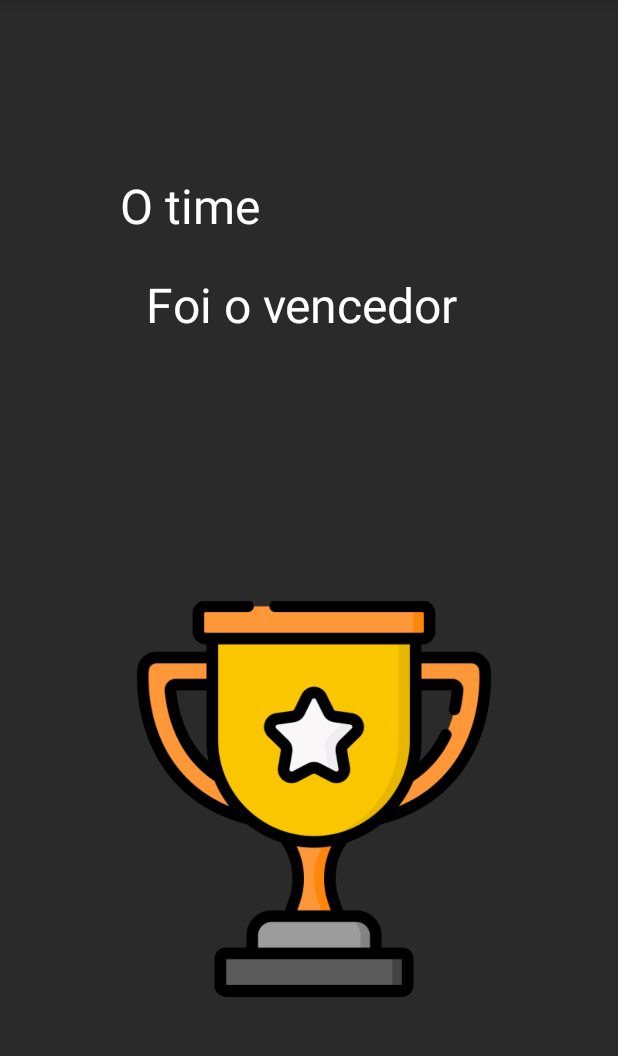
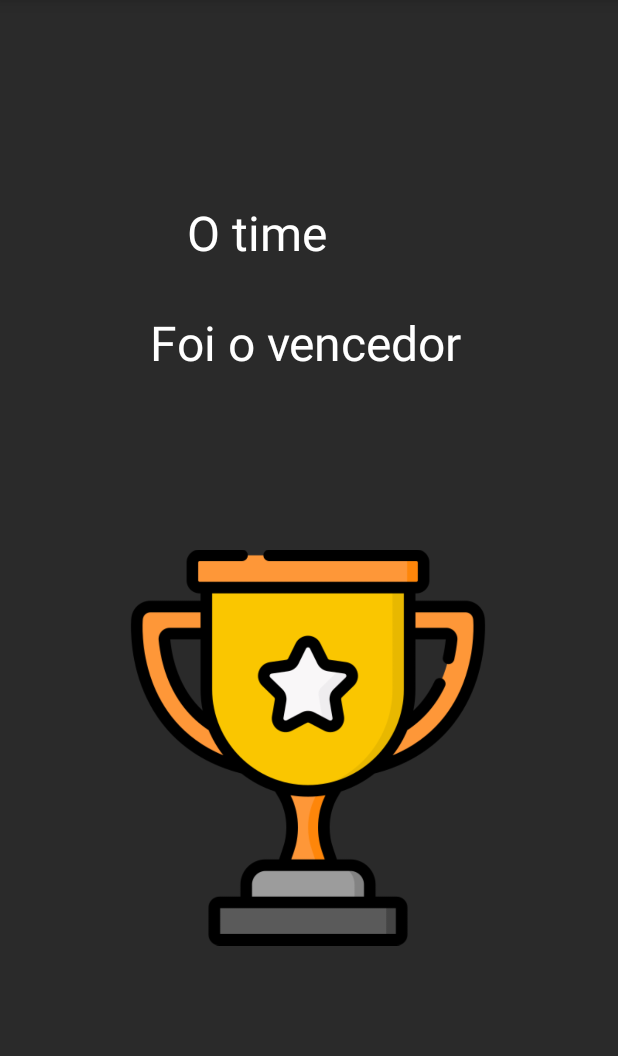
Before and after one commit to petscaramussi/Truco, an Android app: the WinActivity screen opened directly, with no data from a screen before it, on a phone screen of 412 x 824 dp, the part 84-1140 px from its top. Run offline under Robolectric (Android 15) with nearby library versions, the phone set to English and light mode, and no system bars; Roboto replaces fonts that are not available here.

Commit message:
version 1.0

```diff
--- a/app/src/main/AndroidManifest.xml
+++ b/app/src/main/AndroidManifest.xml
@@ -4,7 +4,7 @@
 
     <application
         android:allowBackup="true"
-        android:icon="@mipmap/ic_launcher"
+        android:icon="@drawable/icon"
         android:label="@string/app_name"
         android:roundIcon="@mipmap/ic_launcher_round"
         android:supportsRtl="true"
--- a/app/src/main/res/layout/activity_main.xml
+++ b/app/src/main/res/layout/activity_main.xml
@@ -9,10 +9,10 @@
 
     <TextView
         android:id="@+id/tvTimeName2"
-        android:layout_width="115dp"
-        android:layout_height="40dp"
+        android:layout_width="135dp"
+        android:layout_height="29dp"
         android:layout_marginTop="170dp"
-        android:layout_marginEnd="72dp"
+        android:layout_marginEnd="32dp"
         android:layout_marginBottom="280dp"
         android:fontFamily="@font/roboto"
         android:text="Time B"
@@ -21,7 +21,7 @@
         app:layout_constraintBottom_toTopOf="@+id/button2"
         app:layout_constraintEnd_toEndOf="parent"
         app:layout_constraintTop_toTopOf="parent"
-        app:layout_constraintVertical_bias="0.153" />
+        app:layout_constraintVertical_bias="0.25" />
 
     <Button
         android:id="@+id/button4"
@@ -55,7 +55,7 @@
         android:layout_width="wrap_content"
         android:layout_height="wrap_content"
         android:layout_marginTop="10dp"
-        android:layout_marginEnd="96dp"
+        android:layout_marginEnd="84dp"
         android:fontFamily="sans-serif"
         android:text="@string/number"
         android:textColor="@color/white"
@@ -64,7 +64,7 @@
         app:layout_constraintEnd_toEndOf="parent"
         app:layout_constraintRight_toRightOf="parent"
         app:layout_constraintTop_toTopOf="parent"
-        app:layout_constraintVertical_bias="0.491" />
+        app:layout_constraintVertical_bias="0.49" />
 
     <Button
         android:id="@+id/button"
@@ -124,9 +124,9 @@
 
     <TextView
         android:id="@+id/tvTimeName"
-        android:layout_width="115dp"
-        android:layout_height="40dp"
-        android:layout_marginStart="36dp"
+        android:layout_width="135dp"
+        android:layout_height="29dp"
+        android:layout_marginStart="52dp"
         android:layout_marginTop="170dp"
         android:layout_marginBottom="280dp"
         android:fontFamily="@font/roboto"
--- a/app/src/main/res/layout/activity_win.xml
+++ b/app/src/main/res/layout/activity_win.xml
@@ -1,5 +1,5 @@
 <?xml version="1.0" encoding="utf-8"?>
-<RelativeLayout xmlns:android="http://schemas.android.com/apk/res/android"
+<androidx.constraintlayout.widget.ConstraintLayout xmlns:android="http://schemas.android.com/apk/res/android"
     xmlns:app="http://schemas.android.com/apk/res-auto"
     xmlns:tools="http://schemas.android.com/tools"
     android:layout_width="match_parent"
@@ -21,11 +21,17 @@
         android:layout_alignParentEnd="true"
         android:layout_alignParentBottom="true"
         android:layout_centerHorizontal="true"
-        android:layout_marginEnd="78dp"
-        android:layout_marginBottom="517dp"
+        android:layout_marginStart="10dp"
+        android:layout_marginTop="116dp"
+        android:layout_marginEnd="64dp"
+        android:layout_marginBottom="13dp"
         android:text="TextView"
         android:textColor="@color/verdexd"
-        android:textSize="32dp" />
+        android:textSize="32dp"
+        app:layout_constraintBottom_toTopOf="@+id/textView5"
+        app:layout_constraintEnd_toEndOf="parent"
+        app:layout_constraintStart_toEndOf="@+id/textView4"
+        app:layout_constraintTop_toBottomOf="@+id/toolbar" />
 
     <TextView
         android:id="@+id/textView4"
@@ -34,11 +40,17 @@
         android:layout_alignParentStart="true"
         android:layout_alignParentTop="true"
         android:layout_centerHorizontal="true"
-        android:layout_marginStart="80dp"
-        android:layout_marginTop="171dp"
+        android:layout_marginStart="73dp"
+        android:layout_marginTop="116dp"
+        android:layout_marginEnd="10dp"
+        android:layout_marginBottom="13dp"
         android:text="O time "
         android:textColor="@color/white"
-        android:textSize="32dp" />
+        android:textSize="32dp"
+        app:layout_constraintBottom_toTopOf="@+id/textView5"
+        app:layout_constraintEnd_toStartOf="@+id/tvTimeVitoria"
+        app:layout_constraintStart_toStartOf="parent"
+        app:layout_constraintTop_toBottomOf="@+id/toolbar" />
 
     <ImageView
         android:id="@+id/imageView"
@@ -47,8 +59,14 @@
         android:layout_alignParentStart="true"
         android:layout_alignParentBottom="true"
         android:layout_centerHorizontal="true"
-        android:layout_marginStart="77dp"
-        android:layout_marginBottom="100dp"
+        android:layout_marginStart="10dp"
+        android:layout_marginEnd="10dp"
+        app:layout_constraintBottom_toBottomOf="parent"
+        app:layout_constraintEnd_toEndOf="parent"
+        app:layout_constraintHorizontal_bias="0.496"
+        app:layout_constraintStart_toStartOf="parent"
+        app:layout_constraintTop_toTopOf="parent"
+        app:layout_constraintVertical_bias="0.758"
         app:srcCompat="@drawable/trofeu" />
 
     <TextView
@@ -58,10 +76,17 @@
         android:layout_alignParentStart="true"
         android:layout_alignParentTop="true"
         android:layout_centerHorizontal="true"
-        android:layout_marginStart="97dp"
-        android:layout_marginTop="237dp"
+        android:layout_marginStart="100dp"
+        android:layout_marginTop="200dp"
+        android:layout_marginEnd="100dp"
+        android:layout_marginBottom="50dp"
         android:text="Foi o vencedor"
         android:textColor="@color/white"
-        android:textSize="32dp" />
+        android:textSize="32dp"
+        app:layout_constraintBottom_toTopOf="@+id/imageView"
+        app:layout_constraintEnd_toEndOf="parent"
+        app:layout_constraintHorizontal_bias="0.0"
+        app:layout_constraintStart_toStartOf="parent"
+        app:layout_constraintTop_toTopOf="parent" />
 
-</RelativeLayout>
+</androidx.constraintlayout.widget.ConstraintLayout>
```
Also changed, not shown: app/src/main/res/drawable-xxhdpi/icon.png (added).
